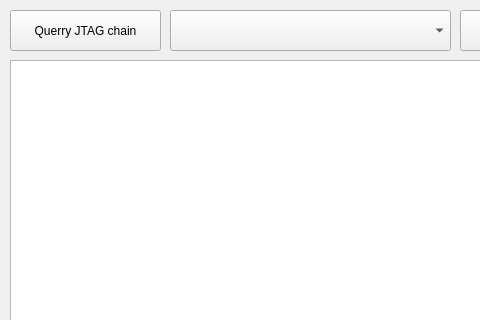
Above: confwidget.ui from GaryBlackbourne/Logsys-GUI before the change; both pictures show x 0 to 480 and y 0 to 320 of the 651 by 448 pixel window. Below: the same form after it.
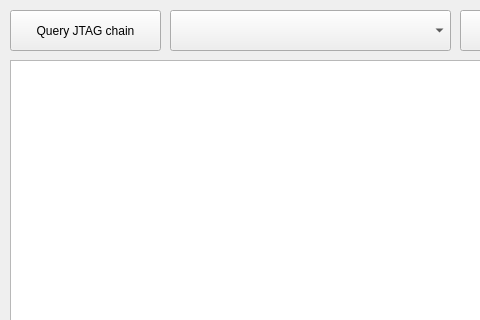
That is the form after the change.

Commit message: Added layout, and window resize support

Patch:
```diff
--- a/confwidget.ui
+++ b/confwidget.ui
@@ -23,7 +23,7 @@
     </rect>
    </property>
    <property name="text">
-    <string>Querry JTAG chain</string>
+    <string>Query JTAG chain</string>
    </property>
   </widget>
   <widget class="QComboBox" name="device_selector">
```
The commit also changes 3 other files.
